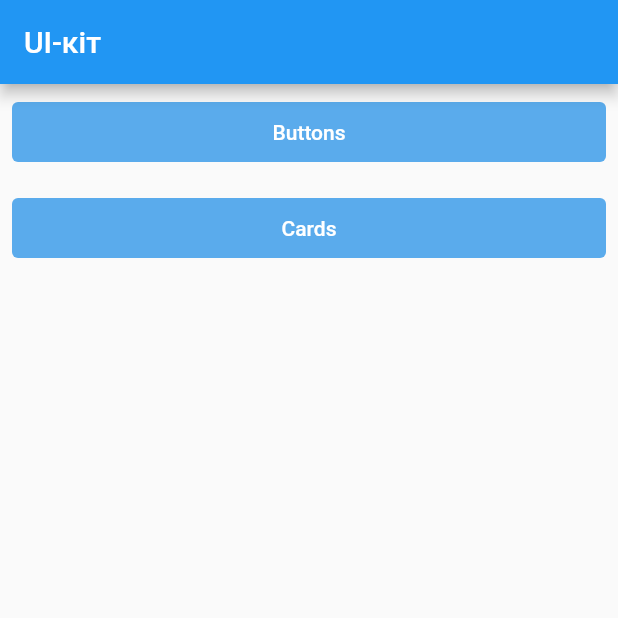
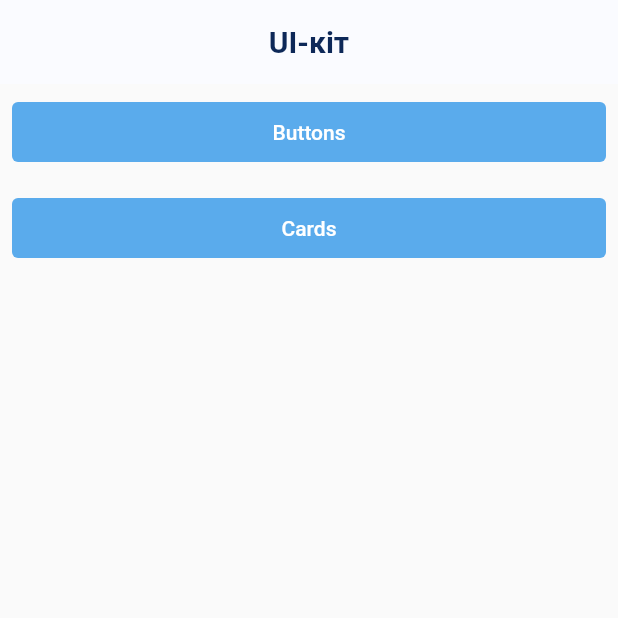
Before and after one commit to Skleprozzz/flutter_ui_kit, a Flutter app: the screen it shows after launch, on a phone screen of 412 x 824 dp, the top half of it. Run offline on Flutter 3.47's test engine with Material 2 defaults, Android fonts, the phone set to English and light mode, and no system bars; our stand-ins replace cached_network_image, equatable.

Commit message:
update adaptive theme

```diff
--- a/example/lib/main.dart
+++ b/example/lib/main.dart
@@ -20,10 +20,11 @@ class MyApp extends StatelessWidget {
 
   @override
   Widget build(BuildContext context) {
-    return const AdaptiveTheme(
-      child: MaterialApp(
+    return AdaptiveTheme(
+      builder: (context, theme) => MaterialApp(
         title: 'Ui Kit Demo',
-        home: UiKitMainPage(),
+        home: const UiKitMainPage(),
+        theme: theme.materialTheme,
       ),
     );
   }
--- a/lib/theme/adaptive_theme.dart
+++ b/lib/theme/adaptive_theme.dart
@@ -3,16 +3,19 @@ import 'dart:ui' as ui;
 
 import 'package:flutter/services.dart';
 import 'package:flutter/widgets.dart';
-import 'package:ui_kit/theme/app_theme.dart';
-import 'package:ui_kit/theme/data/app_theme_data.dart';
 import 'package:ui_kit/ui_kit.dart';
+
+typedef AdaptiveThemeBuilder = Widget Function(
+  BuildContext context,
+  AppThemeData theme,
+);
 
 class AdaptiveTheme extends StatefulWidget {
   const AdaptiveTheme({
-    required this.child,
+    required this.builder,
     Key? key,
   }) : super(key: key);
-  final Widget child;
+  final AdaptiveThemeBuilder builder;
 
   @override
   State<AdaptiveTheme> createState() => _AdaptiveThemeState();
@@ -39,10 +42,10 @@ class _AdaptiveThemeState extends State<AdaptiveTheme> {
       final colorMode = AdaptiveTheme.colorModeOf(context);
       switch (colorMode) {
         case AppThemeColorMode.dark:
-          theme = AppThemeData.dark();
+          setState(() => theme = AppThemeData.dark());
           break;
         case AppThemeColorMode.light:
-          theme = AppThemeData.light();
+          setState(() => theme = AppThemeData.light());
           break;
       }
     };
@@ -65,7 +68,7 @@ class _AdaptiveThemeState extends State<AdaptiveTheme> {
   Widget build(BuildContext context) {
     return AppTheme(
       theme: theme,
-      child: widget.child,
+      child: widget.builder(context, theme),
     );
   }
 }
--- a/lib/theme/data/app_theme_data.dart
+++ b/lib/theme/data/app_theme_data.dart
@@ -1,7 +1,10 @@
 import 'package:equatable/equatable.dart';
+import 'package:flutter/material.dart';
 import 'package:ui_kit/theme/data/border_radius/app_border_radius.dart';
 import 'package:ui_kit/theme/data/colors/app_color_scheme.dart';
 import 'package:ui_kit/theme/data/icons/app_icons.dart';
+import 'package:ui_kit/theme/data/material_theme/dark_material_theme.dart';
+import 'package:ui_kit/theme/data/material_theme/light_material_theme.dart';
 import 'package:ui_kit/theme/data/shadows/app_shadows.dart';
 import 'package:ui_kit/theme/data/spacing/app_spacing.dart';
 import 'package:ui_kit/theme/data/typography/app_typography.dart';
@@ -20,6 +23,7 @@ class AppThemeData extends Equatable {
     required this.shadows,
     required this.icons,
     required this.radius,
+    required this.materialTheme,
   });
 
   factory AppThemeData.light() => AppThemeData(
@@ -29,6 +33,7 @@ class AppThemeData extends Equatable {
         shadows: const AppShadows(),
         icons: AppIcons.regular(),
         radius: AppBorderRadius.regular(),
+        materialTheme: lightTheme,
       );
 
   factory AppThemeData.dark() => AppThemeData(
@@ -38,6 +43,7 @@ class AppThemeData extends Equatable {
         shadows: const AppShadows(),
         icons: AppIcons.regular(),
         radius: AppBorderRadius.regular(),
+        materialTheme: darkTheme,
       );
 
   final AppColorScheme colorScheme;
@@ -46,6 +52,7 @@ class AppThemeData extends Equatable {
   final AppShadows shadows;
   final AppIcons icons;
   final AppBorderRadius radius;
+  final ThemeData materialTheme;
 
   @override
   List<Object?> get props => [
--- /dev/null
+++ b/lib/theme/data/material_theme/light_material_theme.dart
@@ -0,0 +1,29 @@
+import 'package:flutter/material.dart';
+import 'package:flutter/services.dart';
+import 'package:ui_kit/theme/data/app_theme_data.dart';
+
+ThemeData get lightTheme {
+  final colorScheme = AppColorScheme.light();
+  final typography = AppTypography.regular();
+  final backgroundColor = colorScheme.background.background;
+  return ThemeData(
+    brightness: Brightness.light,
+    splashColor: Colors.transparent,
+    highlightColor: Colors.transparent,
+    appBarTheme: AppBarTheme(
+      titleTextStyle:
+          typography.headline4Bold.copyWith(color: colorScheme.neutral.primary),
+      elevation: 0,
+      systemOverlayStyle: SystemUiOverlayStyle(
+        statusBarColor: backgroundColor,
+        systemNavigationBarColor: backgroundColor,
+        systemNavigationBarIconBrightness: Brightness.dark,
+        statusBarIconBrightness: Brightness.dark,
+        statusBarBrightness: Brightness.light,
+      ),
+      backgroundColor: backgroundColor,
+      centerTitle: true,
+      foregroundColor: backgroundColor,
+    ),
+  );
+}
--- a/lib/ui_kit.dart
+++ b/lib/ui_kit.dart
@@ -2,4 +2,5 @@ library ui_kit;
 
 export 'buttons/app_button.dart';
 export 'route_cards/route_cards.dart';
+export 'theme/app_theme.dart';
 export 'theme/data/app_theme_data.dart';
```
Also changed, not shown: lib/theme/data/material_theme/dark_material_theme.dart (added, +30 -0 lines), 2 other files.
